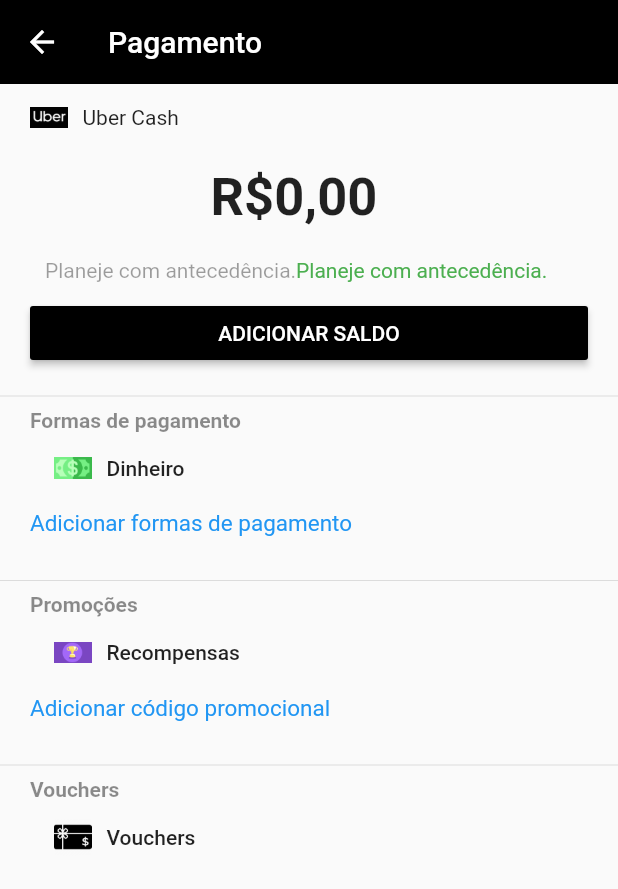
After one commit to AgeuPaulo/uberapp_clone, a Flutter app: the PagamentoPage screen opened directly, on a phone screen of 412 x 824 dp. The commit adds this screen. Shown: the top 889 px of the screen. Run offline on Flutter 3.47's test engine with Material 2 defaults, Android fonts, the phone set to English and light mode, and no system bars.

Commit message:
Adição da página de pagamento e algumas alterações

```diff
--- a/lib/pages/ui_drawer_componets/configuracao_page.dart
+++ b/lib/pages/ui_drawer_componets/configuracao_page.dart
@@ -17,10 +17,12 @@ class _ConfiguracaoPageState extends State<ConfiguracaoPage> {
           crossAxisAlignment: CrossAxisAlignment.start,
           children: <Widget>[
             _header(),
+            Divider(),
             _topics("Favoritos"),
             _flatButton("Adicionar casa", Icons.home),
             _flatButton("Adicionar trabalho", Icons.work),
             _link(),
+            Divider(),
             _linkButton("Privacidade", "Controle as informações que você compartilha com a gente"),
             _linkButton("Segurança", "Controle a segurança da sua conta com a verificação em duas etapas"),
             _linkButton("Sair", ""),
@@ -34,7 +36,7 @@ class _ConfiguracaoPageState extends State<ConfiguracaoPage> {
     return Row(
       children: <Widget>[
         Padding(
-          padding: EdgeInsets.fromLTRB(20.0, 20.0, 0, 30.0),
+          padding: EdgeInsets.fromLTRB(20.0, 20.0, 0, 10.0),
           child: Container(
             height: 80,
             width: 80,
@@ -62,7 +64,7 @@ class _ConfiguracaoPageState extends State<ConfiguracaoPage> {
 
   Widget _link() {
     return Padding(
-      padding: EdgeInsets.fromLTRB(20.0, 10.0, 20, 0),
+      padding: EdgeInsets.fromLTRB(20.0, 10.0, 20, 20.0),
       child: Text(
         "Mais locais salvos",
         style: TextStyle(fontSize: 15, height: 1.5, color: Colors.blue),
@@ -103,7 +105,7 @@ class _ConfiguracaoPageState extends State<ConfiguracaoPage> {
 
   Widget _topics(String title) {
     return Padding(
-      padding: EdgeInsets.fromLTRB(20.0, 30.0, 20.0, 10.0),
+      padding: EdgeInsets.fromLTRB(20.0, 10.0, 20.0, 10.0),
       child: Text(
         title,
         style: TextStyle(
--- /dev/null
+++ b/lib/pages/ui_drawer_componets/pagamento_page.dart
@@ -0,0 +1,148 @@
+import 'package:flutter/material.dart';
+
+class PagamentoPage extends StatelessWidget {
+  @override
+  Widget build(BuildContext context) {
+    return Scaffold(
+      appBar: AppBar(
+        title: Text("Pagamento"),
+        elevation: 0,
+      ),
+      body: SingleChildScrollView(
+        child: Column(
+          crossAxisAlignment: CrossAxisAlignment.start,
+          children: <Widget>[
+            _header(),
+            _button(),
+            Divider(),
+            _topics("Formas de pagamento"),
+            _flatButton("Dinheiro", "assets/money_logo.png"),
+            _link("Adicionar formas de pagamento"),
+            Divider(),
+            _topics("Promoções"),
+            _flatButton("Recompensas", "assets/reward_logo.png"),
+            _link("Adicionar código promocional"),
+            Divider(),
+            _topics("Vouchers"),
+            _flatButton("Vouchers", "assets/voucher_logo.png"),
+          ],
+        ),
+      ),
+    );
+  }
+
+  Widget _header() {
+    return Container(
+      padding: EdgeInsets.fromLTRB(0, 10.0, 20.0, 10.0),
+      child: Column(
+        children: <Widget>[
+          Align(
+            alignment: Alignment.topLeft,
+            child: Row(
+              children: <Widget>[
+                Container(
+                  padding: EdgeInsets.only(left: 20, right: 10),
+                  child: SizedBox(
+                    height: 25,
+                    width: 25,
+                    child: Image.asset("assets/uber_logo.jpeg"),
+                  ),
+                ),
+                Text(
+                  "Uber Cash",
+                  style: TextStyle(fontSize: 14),
+                ),
+              ],
+            ),
+          ),
+          Padding(
+            padding: const EdgeInsets.fromLTRB(0, 20.0, 0, 20.0),
+            child: Text("R\$0,00",
+                style: TextStyle(fontSize: 35, fontWeight: FontWeight.bold)),
+          ),
+          Padding(
+            padding: EdgeInsets.fromLTRB(30.0, 0, 0.0, 0),
+            child: Row(
+              children: <Widget>[
+                Text(
+                  "Planeje com antecedência.",
+                  style: TextStyle(color: Colors.black38),
+                ),
+                Text(
+                  "Planeje com antecedência.",
+                  style: TextStyle(color: Colors.green),
+                ),
+              ],
+            ),
+          ),
+        ],
+      ),
+    );
+  }
+
+  Widget _topics(String title) {
+    return Padding(
+      padding: EdgeInsets.fromLTRB(20.0, 0.0, 20.0, 0.0),
+      child: Text(
+        title,
+        style: TextStyle(
+            fontSize: 14, color: Colors.black45, fontWeight: FontWeight.bold),
+      ),
+    );
+  }
+
+  Widget _link(String text) {
+    return Padding(
+      padding: EdgeInsets.fromLTRB(20.0, 0.0, 20, 20.0),
+      child: Text(
+        text,
+        style: TextStyle(fontSize: 15, height: 1.5, color: Colors.blue),
+        textAlign: TextAlign.left,
+      ),
+    );
+  }
+
+  Widget _flatButton(String label, String img) {
+    return FlatButton(
+      child: Padding(
+        padding: EdgeInsets.zero,
+        child: Row(
+          children: <Widget>[
+            Container(
+              padding: EdgeInsets.only(left: 20, right: 10),
+              child: SizedBox(
+                height: 25,
+                width: 25,
+                child: Image.asset(img),
+              ),
+            ),
+            Text(
+              label,
+              style: TextStyle(fontSize: 14),
+            ),
+          ],
+        ),
+      ),
+      onPressed: () {},
+    );
+  }
+
+  Widget _button() {
+    return Center(
+      child: Padding(
+        padding: EdgeInsets.fromLTRB(20.0, 0.0, 20.0, 10.0),
+        child: SizedBox(
+          width: double.maxFinite,
+          child: RaisedButton(
+            color: Colors.black,
+            child: Text(
+              "ADICIONAR SALDO",
+              style: TextStyle(color: Colors.white),
+            ),
+            onPressed: () {},
+          ),
+        ),
+      ),
+    );
+  }
+}
--- a/lib/pages/ui_home/home_page.dart
+++ b/lib/pages/ui_home/home_page.dart
@@ -2,6 +2,7 @@ import 'package:flutter/material.dart';
 import 'package:uberapp_clone/pages/ui_drawer_componets/ajuda_page.dart';
 import 'package:uberapp_clone/pages/ui_drawer_componets/configuracao_page.dart';
 import 'package:uberapp_clone/pages/ui_drawer_componets/desconto_page.dart';
+import 'package:uberapp_clone/pages/ui_drawer_componets/pagamento_page.dart';
 import 'package:uberapp_clone/pages/ui_drawer_componets/viagens_page.dart';
 import 'package:uberapp_clone/pages/ui_profile/edit_profile_page.dart';
 
@@ -14,7 +15,13 @@ class _HomePageState extends State<HomePage> {
   @override
   Widget build(BuildContext context) {
     return Scaffold(
-      appBar: AppBar(),
+      appBar: AppBar(
+        iconTheme: IconThemeData(
+            color: Colors.black,
+          ),
+          elevation: 0,
+          backgroundColor: Colors.transparent,
+      ),
       drawer: Drawer(
         child: ListView(
           padding: EdgeInsets.zero,
@@ -37,7 +44,7 @@ class _HomePageState extends State<HomePage> {
             ),
             _listTile("Suas viagens", ViagensPage()),
             _listTile("Ajuda", AjudaPage()),
-            _listTile("Pagamento", () {}),
+            _listTile("Pagamento", PagamentoPage()),
             _listTile("Viagens com desconto", DescontoPage()),
             _listTile("Configurações", ConfiguracaoPage()),
           ],
@@ -46,7 +53,7 @@ class _HomePageState extends State<HomePage> {
     );
   }
 
-  Widget _listTile(String title, Object page) {
+  Widget _listTile(String title, Widget page) {
     return ListTile(
       title: Text(title),
       onTap: () {
--- a/lib/pages/ui_login_register/login_page.dart
+++ b/lib/pages/ui_login_register/login_page.dart
@@ -16,12 +16,16 @@ class _LoginPageState extends State<LoginPage> {
           children: <Widget>[
             _logoApp(),
             _phoneSignInButton(),
+            Row(children: <Widget>[
+              Expanded(child: Divider()),
               Text(
-              "Ou entre com uma rede social",
+                "  Ou entre com uma rede social  ",
                 style: TextStyle(
                   fontSize: 12,
                 ),
               ),
+              Expanded(child: Divider()),
+            ]),
             _signInButton("assets/google_logo.png", "Google", () {}),
             _signInButton("assets/facebook_logo.png", "Facebook", () {}),
           ],
@@ -120,13 +124,12 @@ class _LoginPageState extends State<LoginPage> {
             )
           ],
         ),
-      onPressed: (){
+        onPressed: () {
           Navigator.of(context).push(
             MaterialPageRoute(
               builder: (context) => SMConfirmePage(),
             ),
           );
-      }
-    );
+        });
   }
 }
--- a/lib/pages/ui_login_register/login_page_phone.dart
+++ b/lib/pages/ui_login_register/login_page_phone.dart
@@ -11,6 +11,10 @@ class _LoginPagePhoneState extends State<LoginPagePhone> {
   Widget build(BuildContext context) {
     return Scaffold(
       appBar: AppBar(
+        iconTheme: IconThemeData(
+            color: Colors.black,
+          ),
+        backgroundColor: Colors.white,
         elevation: 0,
       ),
       body: Container(
--- a/lib/pages/ui_login_register/phone_confirme_page.dart
+++ b/lib/pages/ui_login_register/phone_confirme_page.dart
@@ -15,6 +15,10 @@ class _PhoneConfirmePageState extends State<PhoneConfirmePage> {
   Widget build(BuildContext context) {
     return Scaffold(
       appBar: AppBar(
+        iconTheme: IconThemeData(
+            color: Colors.black,
+          ),
+        backgroundColor: Colors.white,
         elevation: 0,
       ),
       body: Container(
--- a/lib/pages/ui_profile/edit_profile_page.dart
+++ b/lib/pages/ui_profile/edit_profile_page.dart
@@ -18,6 +18,7 @@ class _EditProfilePageState extends State<EditProfilePage> {
           crossAxisAlignment: CrossAxisAlignment.start,
           children: <Widget>[
             _avatar(),
+            Divider(),
             _editField("Nome", "Ageu"),
             _editField("Sobrenome", "Paulo"),
             _editField("Telefone", "+55 79 99902-8593"),
--- a/pubspec.yaml
+++ b/pubspec.yaml
@@ -53,6 +53,10 @@ flutter:
     - assets/br.png
     - assets/google_logo.png
     - assets/facebook_logo.png
+    - assets/money_logo.png
+    - assets/reward_logo.png
+    - assets/uber_logo.jpeg
+    - assets/voucher_logo.png
 
   # An image asset can refer to one or more resolution-specific "variants", see
   # https://flutter.dev/assets-and-images/#resolution-aware.
```
Also changed, not shown: assets/money_logo.png (added), assets/reward_logo.png (added), assets/uber_logo.jpeg (added), assets/voucher_logo.png (added). Lines whose indentation alone changed are shown as unchanged.
